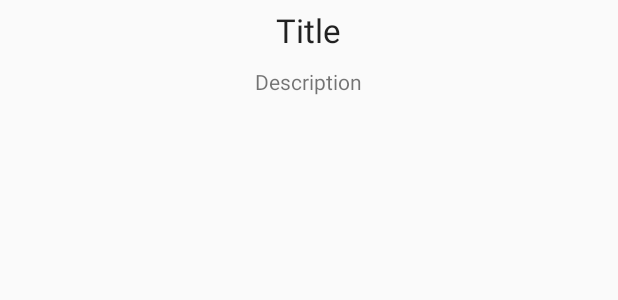
After one commit to Justorkovva/News-App-1, an Android app: the layout list_cell.xml on its own in the app's theme, with its tools: preview values and no code run, on a phone screen of 412 x 824 dp. The commit adds this screen. Shown: the top 300 px of the screen. Run offline under Robolectric (Android 15) with nearby library versions, the phone set to English and light mode, and no system bars.

Commit message:
fakenews
wyświetlają się, ale jeszcze nie w nowym layoucie

```diff
--- a/NewsApp1/app/src/main/AndroidManifest.xml
+++ b/NewsApp1/app/src/main/AndroidManifest.xml
@@ -16,6 +16,7 @@
                 <category android:name="android.intent.category.LAUNCHER" />
             </intent-filter>
         </activity>
+        <activity android:name=".Web"/>
     </application>
 
 </manifest>
--- /dev/null
+++ b/NewsApp1/app/src/main/res/layout/list_cell.xml
@@ -0,0 +1,28 @@
+<?xml version="1.0" encoding="utf-8"?>
+<LinearLayout xmlns:android="http://schemas.android.com/apk/res/android"
+    xmlns:tools="http://schemas.android.com/tools"
+    android:layout_width="match_parent"
+    android:layout_height="wrap_content"
+    android:layout_margin="5dp"
+    android:orientation="vertical">
+
+    <TextView
+        android:id="@+id/name"
+        android:layout_width="wrap_content"
+        android:layout_height="wrap_content"
+        android:layout_gravity="center_horizontal"
+        android:layout_marginBottom="10dp"
+        android:textAppearance="?android:attr/textAppearanceLarge"
+        tools:text="Title" ></TextView>
+
+    <TextView
+        android:id="@+id/description"
+        android:layout_width="wrap_content"
+        android:layout_height="wrap_content"
+        android:layout_gravity="center_horizontal"
+        android:lines="1"
+        android:ellipsize="end"
+        android:textAppearance="?android:attr/textAppearanceSmall"
+        android:layout_marginBottom="15dp"
+        tools:text="Description" ></TextView>
+</LinearLayout>
```
Also changed, not shown: NewsApp1/app/src/main/java/justor/newsapp1/MainActivity.java (+9 -0 lines), NewsApp1/app/src/main/java/justor/newsapp1/MyAdapter.java (added, +72 -0 lines), NewsApp1/app/src/main/java/justor/newsapp1/Web.java (added, +18 -0 lines), NewsApp1/app/src/main/res/layout/activity_main.xml (+6 -7 lines), NewsApp1/app/src/main/res/layout/web.xml (added, +19 -0 lines).
